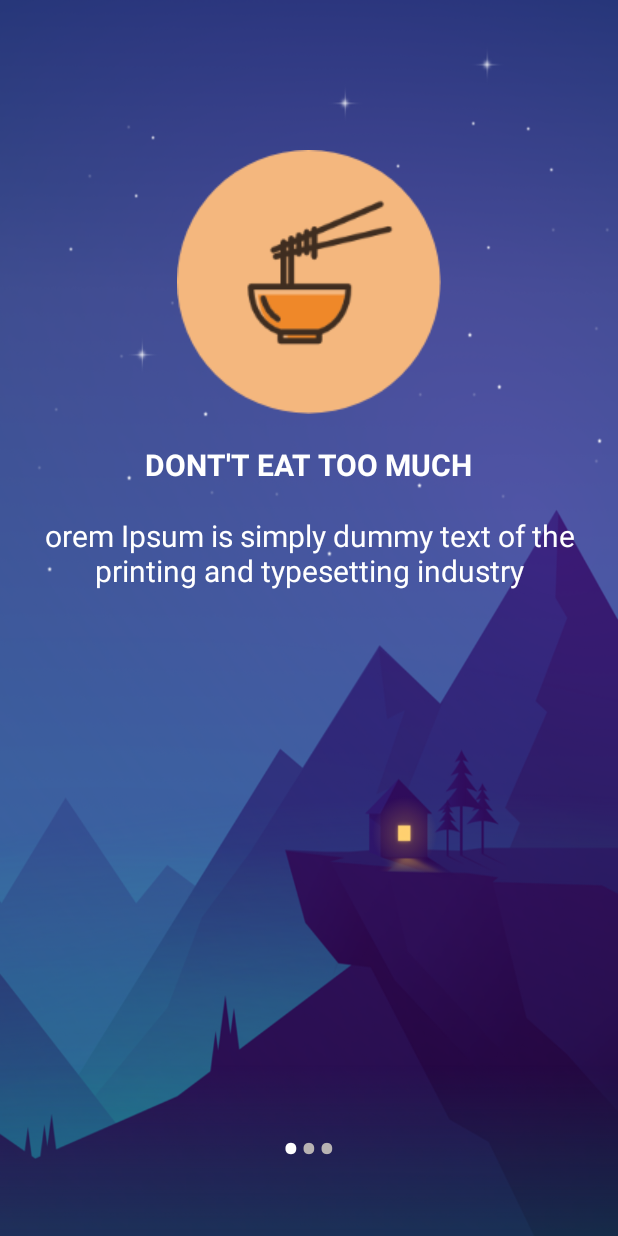
After one commit to TaiTrien/Sleepz, an Android app: the tips_content_activity screen opened directly, with no data from a screen before it, on a phone screen of 412 x 824 dp. The commit adds this screen. Run offline under Robolectric (Android 15) with nearby library versions, the phone set to English and light mode, and no system bars.

Commit message:
Add tips content layout
Can display tips nice

```diff
--- a/app/build.gradle
+++ b/app/build.gradle
@@ -18,7 +18,9 @@ android {
         }
     }
 }
-
+repositories {
+    maven {url 'https://jitpack.io'}
+}
 dependencies {
     implementation 'com.mikhaellopez:circularimageview:4.1.1'
     implementation fileTree(dir: 'libs', include: ['*.jar'])
@@ -29,5 +31,5 @@ dependencies {
     androidTestImplementation 'androidx.test:runner:1.2.0'
     androidTestImplementation 'androidx.test.espresso:espresso-core:3.2.0'
     implementation 'com.github.android-s14:material-spinner:1.0.3'
-
+    implementation 'com.github.mancj:SlideUp-Android:1.0-beta'
 }
--- a/app/src/main/java/com/example/sleepz/MainActivity.java
+++ b/app/src/main/java/com/example/sleepz/MainActivity.java
@@ -8,6 +8,7 @@ import android.os.Bundle;
 import android.view.GestureDetector;
 import android.view.MenuItem;
 import android.view.MotionEvent;
+import android.view.View;
 import android.view.Window;
 import android.view.WindowManager;
 import android.widget.ArrayAdapter;
@@ -16,11 +17,13 @@ import android.widget.TimePicker;
 
 import com.google.android.material.bottomnavigation.BottomNavigationMenuView;
 import com.google.android.material.bottomnavigation.BottomNavigationView;
+import com.mancj.slideup.SlideUp;
 
 import java.lang.reflect.Array;
 import java.util.ArrayList;
 
 public class MainActivity extends AppCompatActivity {
+
     @Override
     protected void onCreate(Bundle savedInstanceState) {
         super.onCreate(savedInstanceState);
--- /dev/null
+++ b/app/src/main/java/com/example/sleepz/SliderApdapter.java
@@ -0,0 +1,71 @@
+package com.example.sleepz;
+
+import android.content.Context;
+import android.view.LayoutInflater;
+import android.view.View;
+import android.view.ViewGroup;
+import android.widget.ImageView;
+import android.widget.RelativeLayout;
+import android.widget.TextView;
+
+import androidx.annotation.NonNull;
+import androidx.viewpager.widget.PagerAdapter;
+
+import java.util.zip.Inflater;
+
+public class SliderApdapter extends PagerAdapter {
+
+    Context context;
+    LayoutInflater layoutInflater;
+    public SliderApdapter(Context context){
+        this.context = context;
+    }
+    //arrays image
+    public int [] slideImages = {
+            R.drawable.eating,
+            R.drawable.owl,
+            R.drawable.coding
+    };
+    // arrays headings
+    public String [] slide_headings = {
+            "DONT'T EAT TOO MUCH",
+            "TRY NOT TO SLEEP LATE",
+            "DON'T CODE AT NIGHT"
+    };
+    // arrays descriptions
+    public String [] slide_desc = {
+            "orem Ipsum is simply dummy text of the printing and typesetting industry",
+            "orem Ipsum is simply dummy text of the printing and typesetting industry",
+            "orem Ipsum is simply dummy text of the printing and typesetting industry"
+    };
+    @Override
+    public int getCount() {
+        return slide_headings.length;
+    }
+
+    @Override
+    public boolean isViewFromObject(@NonNull View view, @NonNull Object object) {
+        return view == (RelativeLayout) object;
+    }
+
+    @NonNull
+    @Override
+    public Object instantiateItem(@NonNull ViewGroup container, int position) {
+        layoutInflater = (LayoutInflater) context.getSystemService(context.LAYOUT_INFLATER_SERVICE);
+        View view = layoutInflater.inflate(R.layout.slide_layout, container, false);
+        ImageView imageView = (ImageView) view.findViewById(R.id.imageView);
+        TextView heading = (TextView) view.findViewById(R.id.heading);
+        TextView desc = (TextView) view.findViewById(R.id.description);
+
+        imageView.setImageResource(slideImages[position]);
+        heading.setText(slide_headings[position]);
+        desc.setText(slide_desc[position]);
+        container.addView(view);
+        return view;
+    }
+
+    @Override
+    public void destroyItem(@NonNull ViewGroup container, int position, @NonNull Object object) {
+        container.removeView((RelativeLayout) object);
+    }
+}
--- /dev/null
+++ b/app/src/main/java/com/example/sleepz/tips_content_activity.java
@@ -0,0 +1,59 @@
+package com.example.sleepz;
+
+import android.os.Bundle;
+import android.text.Html;
+import android.widget.LinearLayout;
+import android.widget.TextView;
+
+import androidx.annotation.Nullable;
+import androidx.appcompat.app.AppCompatActivity;
+import androidx.viewpager.widget.ViewPager;
+
+public class tips_content_activity extends AppCompatActivity {
+    private ViewPager SlideViewPager;
+    private LinearLayout dot_layout;
+    private SliderApdapter sliderApdapter;
+    private TextView[] dots;
+    @Override
+    protected void onCreate(@Nullable Bundle savedInstanceState) {
+        super.onCreate(savedInstanceState);
+        setContentView(R.layout.tips_content_layout);
+        SlideViewPager = (ViewPager) findViewById(R.id.slide_viewpager);
+        dot_layout = (LinearLayout) findViewById(R.id.dots_layout);
+
+        sliderApdapter = new SliderApdapter(this);
+        SlideViewPager.setAdapter(sliderApdapter);
+        addDots(0);
+        SlideViewPager.addOnPageChangeListener(viewListener);
+    }
+    public void addDots(int position){
+        dots = new TextView[3];
+        dot_layout.removeAllViews();
+        for (int i = 0; i < dots.length; i++){
+            dots[i] = new TextView(this);
+            dots[i].setText(Html.fromHtml("&#8226;"));
+            dots[i].setTextSize(35);
+            dots[i].setTextColor(getResources().getColor(R.color.transpanrentWhite));
+            dot_layout.addView(dots[i]);
+        }
+        if (dots.length > 0){
+            dots[position].setTextColor(getResources().getColor(R.color.title_color));
+        }
+    }
+    ViewPager.OnPageChangeListener viewListener = new ViewPager.OnPageChangeListener() {
+        @Override
+        public void onPageScrolled(int position, float positionOffset, int positionOffsetPixels) {
+
+        }
+
+        @Override
+        public void onPageSelected(int position) {
+            addDots(position);
+        }
+
+        @Override
+        public void onPageScrollStateChanged(int state) {
+
+        }
+    };
+}
--- /dev/null
+++ b/app/src/main/res/drawable/ic_keyboard_arrow_up_black_24dp.xml
@@ -0,0 +1,5 @@
+<vector android:height="24dp" android:tint="#FFFFFF"
+    android:viewportHeight="24.0" android:viewportWidth="24.0"
+    android:width="24dp" xmlns:android="http://schemas.android.com/apk/res/android">
+    <path android:fillColor="#FF000000" android:pathData="M7.41,15.41L12,10.83l4.59,4.58L18,14l-6,-6 -6,6z"/>
+</vector>
--- /dev/null
+++ b/app/src/main/res/layout/slide_layout.xml
@@ -0,0 +1,39 @@
+<?xml version="1.0" encoding="utf-8"?>
+<RelativeLayout xmlns:android="http://schemas.android.com/apk/res/android"
+    xmlns:app="http://schemas.android.com/apk/res-auto"
+    android:orientation="vertical" android:layout_width="match_parent"
+    android:layout_height="match_parent">
+
+    <ImageView
+        android:id="@+id/imageView"
+        android:layout_width="wrap_content"
+        android:layout_height="wrap_content"
+        app:srcCompat="@drawable/eating"
+        android:layout_centerHorizontal="true"
+        android:layout_marginTop="100dp"/>
+
+    <TextView
+        android:id="@+id/heading"
+        android:layout_width="wrap_content"
+        android:layout_height="wrap_content"
+        android:layout_below="@id/imageView"
+        android:layout_centerHorizontal="true"
+        android:layout_marginTop="20dp"
+        android:textSize="20sp"
+        android:textColor="@color/title_color"
+        android:textStyle="bold"
+        android:text="TextView" />
+
+    <TextView
+        android:id="@+id/description"
+        android:layout_width="wrap_content"
+        android:layout_height="wrap_content"
+        android:layout_below="@id/heading"
+        android:layout_centerHorizontal="true"
+        android:layout_marginTop="20dp"
+        android:textAlignment="center"
+        android:textColor="@color/title_color"
+        android:paddingLeft="15dp"
+        android:paddingRight="15dp"
+        android:textSize="20sp" />
+</RelativeLayout>
--- /dev/null
+++ b/app/src/main/res/layout/tips_content_layout.xml
@@ -0,0 +1,24 @@
+<?xml version="1.0" encoding="utf-8"?>
+<LinearLayout xmlns:android="http://schemas.android.com/apk/res/android"
+    android:layout_width="match_parent"
+    android:layout_height="match_parent"
+    android:background="@drawable/background"
+    android:weightSum="10"
+    android:orientation="vertical">
+
+    <androidx.viewpager.widget.ViewPager
+        android:id="@+id/slide_viewpager"
+        android:layout_width="match_parent"
+        android:layout_height="0dp"
+        android:layout_weight="9">
+    </androidx.viewpager.widget.ViewPager>
+
+    <LinearLayout
+        android:id="@+id/dots_layout"
+        android:layout_width="wrap_content"
+        android:layout_height="0dp"
+        android:layout_weight="1"
+        android:orientation="horizontal"
+        android:layout_gravity="center"/>
+
+</LinearLayout>
--- a/app/src/main/res/values/colors.xml
+++ b/app/src/main/res/values/colors.xml
@@ -6,6 +6,7 @@
     <color name="colorPrimaryComponent">#5F9EF5</color>
     <color name="colorSecondaryComponent">#616163</color>
     <color name="title_color">#fff</color>
-
+    <color name="black">#000</color>
+    <color name="transpanrentWhite">#B8B3B3</color>
 
 </resources>
--- a/app/src/main/res/values/strings.xml
+++ b/app/src/main/res/values/strings.xml
@@ -6,4 +6,5 @@
     <string name="btnAlarm">Set your own alarm</string>
     <string name="title_song">title song</string>
     <string name="moon">Moon</string>
+    <string name="sheep">Sheep</string>
 </resources>
--- a/app/src/main/res/values/styles.xml
+++ b/app/src/main/res/values/styles.xml
@@ -10,10 +10,15 @@
     <style name="MyDatePickerSpinnerStyle" parent="@android:style/Widget.Material.DatePicker" tools:targetApi="21">
         <item name="android:datePickerMode">spinner</item>
         <item name="android:calendarViewShown">true</item>
-        <item name="colorControlNormal">@android:color/transparent </item>
+        <item name="colorControlNormal">@android:color/transparent</item>
         <item name="android:textColorPrimary">@color/title_color</item>
         <item name="android:textSize">45sp</item>
 
+    </style>
+
+    <style name="AppTheme.NoActionBar">
+        <item name="windowActionBar">false</item>
+        <item name="windowNoTitle">true</item>
     </style>
 
     <style name="AlarmButton" parent="android:Widget.Button">
```
Also changed, not shown: app/src/main/AndroidManifest.xml (+7 -0 lines), app/src/main/java/com/example/sleepz/TipsFragment.java (+16 -0 lines), app/src/main/res/drawable-v24/ic_launcher_foreground.xml (deleted, +0 -34 lines), app/src/main/res/layout/fragment_tips.xml (+11 -2 lines), app/src/main/res/drawable/coding.png (added), app/src/main/res/drawable/eating.png (added), app/src/main/res/drawable/owl.png (added).
